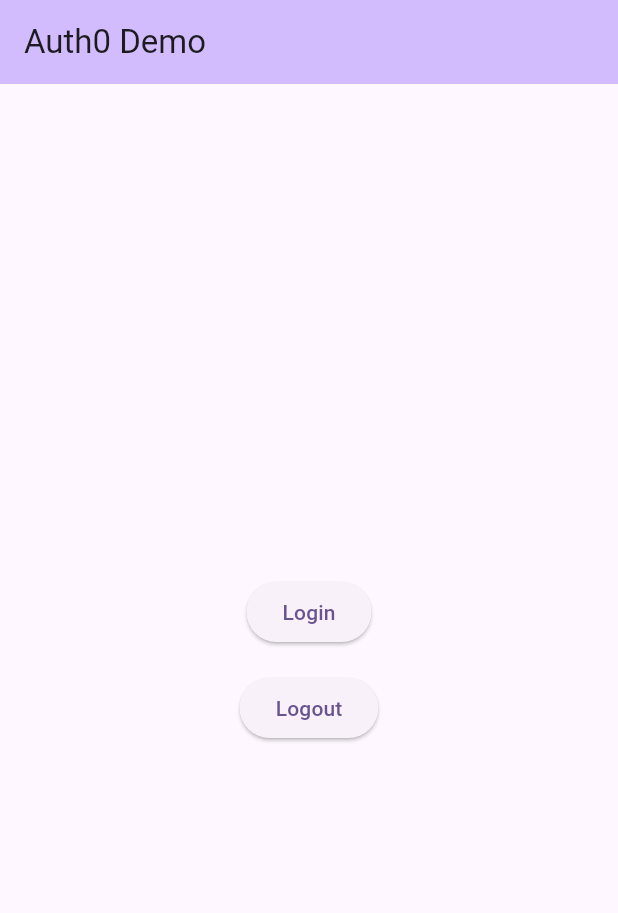
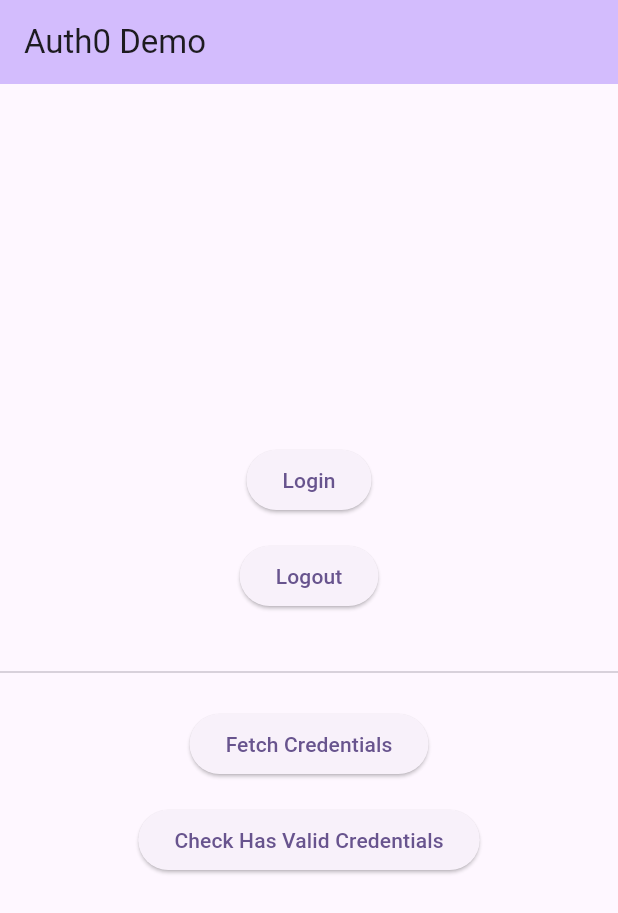
Before and after one commit to pmathew92/auth0-flutter-sample, a Flutter app: the screen it shows after launch, after a tap on "Login", on a phone screen of 412 x 824 dp. Shown: the top 913 px of the screen. Run offline on Flutter 3.47's test engine with Material 3 defaults, Android fonts, the phone set to English and light mode, and no system bars; our stand-ins replace flutter_dotenv; missing offline and left inert: auth0_flutter.

Commit message:
Minimal set up for fetching credentials

```diff
--- a/lib/auth_service.dart
+++ b/lib/auth_service.dart
@@ -1,5 +1,3 @@
-
-
 import 'package:auth0_flutter/auth0_flutter.dart';
 import 'package:flutter_dotenv/flutter_dotenv.dart';
 
@@ -9,16 +7,31 @@
     dotenv.env['AUTH0_CLIENT_ID']!,
   );
 
-  Future<Credentials> login()  async {
-    final credentials =  await auth0.webAuthentication(scheme: "demo")
-        .login(useHTTPS: false
-        );
-
-        print(credentials.accessToken);
-        return credentials;
+  Future<Credentials> login() async {
+    final credentials =
+        await auth0.webAuthentication(scheme: "demo").login(useHTTPS: false);
+    return credentials;
   }
 
   Future<void> logout() async {
     await auth0.webAuthentication(scheme: "demo").logout(useHTTPS: false);
   }
+
+  /// Checks if there are valid credentials stored.
+  /// Returns true if valid credentials exist, false otherwise.
+  Future<bool> hasValidCredentials({int minTtl = 0}) async {
+    return await auth0.credentialsManager.hasValidCredentials(minTtl: minTtl);
+  }
+
+  /// Retrieves stored credentials from the credentials manager.
+  /// Automatically refreshes expired credentials if a refresh token is available.
+  Future<Credentials> fetchCredentials({
+    int minTtl = 0,
+    Set<String> scopes = const {},
+  }) async {
+    return await auth0.credentialsManager.credentials(
+      minTtl: minTtl,
+      scopes: scopes,
+    );
+  }
 }
--- a/lib/main.dart
+++ b/lib/main.dart
@@ -33,11 +33,13 @@
 class _MyHomePageState extends State<MyHomePage> {
   final AuthService _authService = AuthService();
   bool _isLoading = false;
+  bool _isLoggedIn = false;
 
   Future<void> _handleLogin() async {
     setState(() => _isLoading = true);
     try {
       await _authService.login();
+      if (mounted) setState(() => _isLoggedIn = true);
     } catch (e) {
       if (mounted) {
         ScaffoldMessenger.of(context).showSnackBar(
@@ -53,10 +55,53 @@
     setState(() => _isLoading = true);
     try {
       await _authService.logout();
+      if (mounted) setState(() => _isLoggedIn = false);
     } catch (e) {
       if (mounted) {
         ScaffoldMessenger.of(context).showSnackBar(
           SnackBar(content: Text('Logout failed: $e')),
+        );
+      }
+    } finally {
+      if (mounted) setState(() => _isLoading = false);
+    }
+  }
+
+  Future<void> _handleFetchCredentials() async {
+    setState(() => _isLoading = true);
+    try {
+      final credentials = await _authService.fetchCredentials();
+      if (mounted) {
+        ScaffoldMessenger.of(context).showSnackBar(
+          SnackBar(
+              content: Text(
+                  'Access Token: ${credentials.accessToken.substring(0, 20)}...')),
+        );
+      }
+    } catch (e) {
+      if (mounted) {
+        ScaffoldMessenger.of(context).showSnackBar(
+          SnackBar(content: Text('Fetch credentials failed: $e')),
+        );
+      }
+    } finally {
+      if (mounted) setState(() => _isLoading = false);
+    }
+  }
+
+  Future<void> _handleHasValidCredentials() async {
+    setState(() => _isLoading = true);
+    try {
+      final hasValid = await _authService.hasValidCredentials();
+      if (mounted) {
+        ScaffoldMessenger.of(context).showSnackBar(
+          SnackBar(content: Text('Has valid credentials: $hasValid')),
+        );
+      }
+    } catch (e) {
+      if (mounted) {
+        ScaffoldMessenger.of(context).showSnackBar(
+          SnackBar(content: Text('Check credentials failed: $e')),
         );
       }
     } finally {
@@ -86,6 +131,20 @@
                     onPressed: _handleLogout,
                     child: const Text('Logout'),
                   ),
+                  if (_isLoggedIn) ...[
+                    const SizedBox(height: 32),
+                    const Divider(),
+                    const SizedBox(height: 16),
+                    ElevatedButton(
+                      onPressed: _handleFetchCredentials,
+                      child: const Text('Fetch Credentials'),
+                    ),
+                    const SizedBox(height: 16),
+                    ElevatedButton(
+                      onPressed: _handleHasValidCredentials,
+                      child: const Text('Check Has Valid Credentials'),
+                    ),
+                  ],
                 ],
               ),
       ),
```
Also changed, not shown: pubspec.lock.
